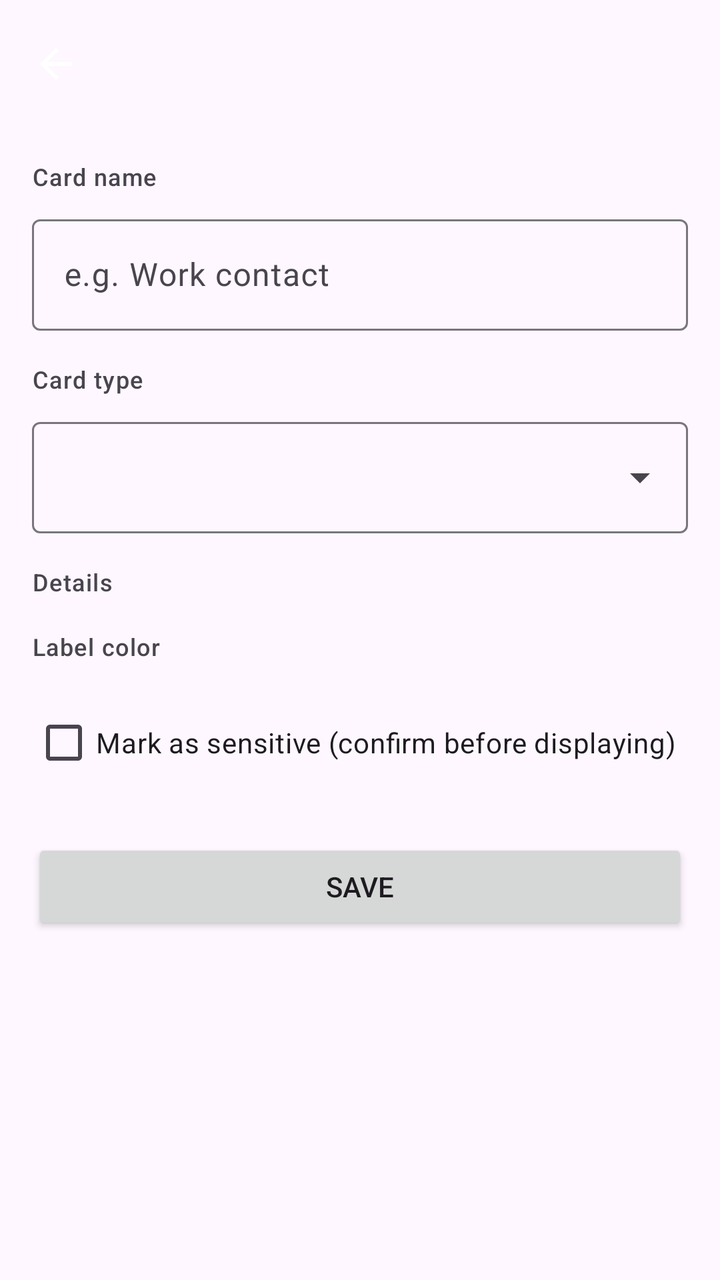
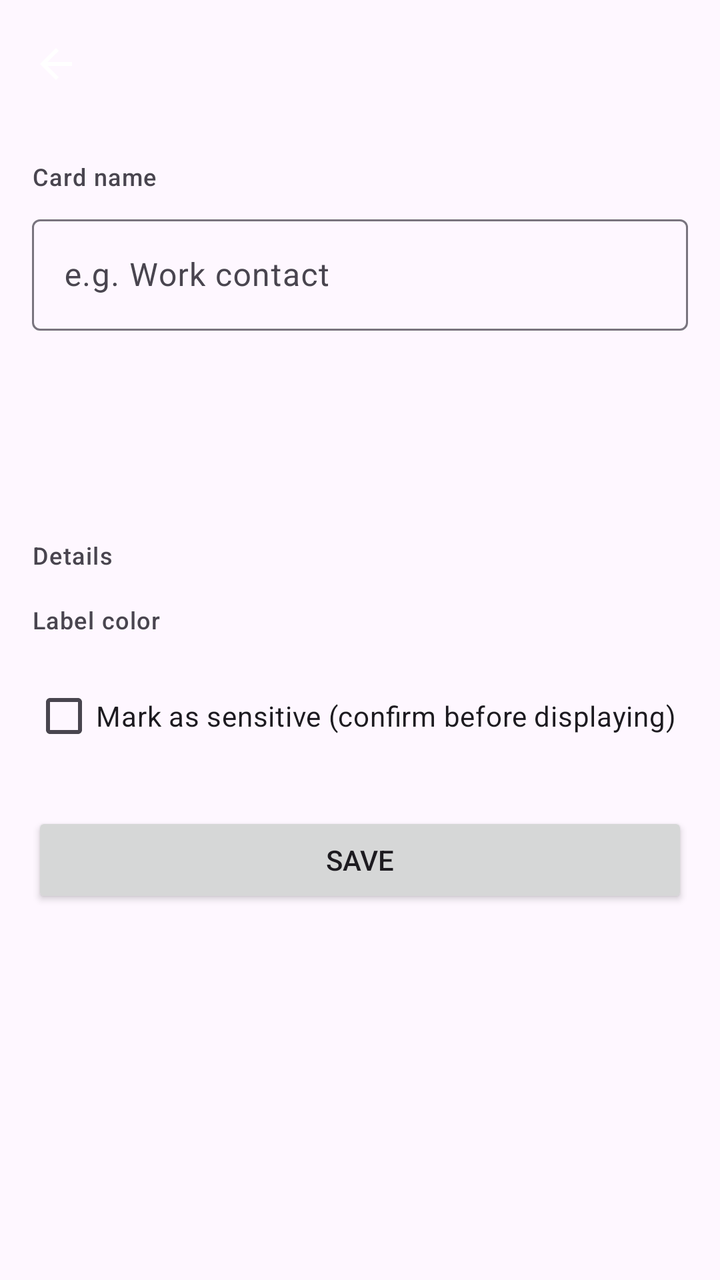

Compare the two renders of this Android layout. The source of the first and the diff that turns it into the second are given below.
<!-- AndroidManifest.xml: application theme Theme.QRCards -->
<!-- res/layout/activity_card_edit.xml -->
<?xml version="1.0" encoding="utf-8"?>
<LinearLayout xmlns:android="http://schemas.android.com/apk/res/android"
    xmlns:app="http://schemas.android.com/apk/res-auto"
    android:layout_width="match_parent"
    android:layout_height="match_parent"
    android:orientation="vertical">

    <com.google.android.material.appbar.MaterialToolbar
        android:id="@+id/toolbar"
        android:layout_width="match_parent"
        android:layout_height="?attr/actionBarSize"
        app:navigationIcon="@drawable/ic_arrow_back" />

    <ScrollView
        android:layout_width="match_parent"
        android:layout_height="0dp"
        android:layout_weight="1">

        <LinearLayout
            android:layout_width="match_parent"
            android:layout_height="wrap_content"
            android:orientation="vertical"
            android:padding="16dp">

            <TextView
                android:layout_width="wrap_content"
                android:layout_height="wrap_content"
                android:text="@string/card_name"
                android:textAppearance="?attr/textAppearanceLabelMedium" />

            <com.google.android.material.textfield.TextInputLayout
                android:id="@+id/cardNameLayout"
                android:layout_width="match_parent"
                android:layout_height="wrap_content"
                android:layout_marginTop="8dp"
                app:boxBackgroundMode="outline">

                <com.google.android.material.textfield.TextInputEditText
                    android:id="@+id/cardNameInput"
                    android:layout_width="match_parent"
                    android:layout_height="wrap_content"
                    android:hint="@string/card_name_hint"
                    android:inputType="textCapWords"
                    android:imeOptions="actionNext" />
            </com.google.android.material.textfield.TextInputLayout>

            <TextView
                android:layout_width="wrap_content"
                android:layout_height="wrap_content"
                android:layout_marginTop="16dp"
                android:text="@string/card_type"
                android:textAppearance="?attr/textAppearanceLabelMedium" />

            <com.google.android.material.textfield.TextInputLayout
                android:layout_width="match_parent"
                android:layout_height="wrap_content"
                android:layout_marginTop="8dp"
                app:boxBackgroundMode="outline"
                style="@style/Widget.Material3.TextInputLayout.OutlinedBox.ExposedDropdownMenu">

                <AutoCompleteTextView
                    android:id="@+id/typeInput"
                    android:layout_width="match_parent"
                    android:layout_height="wrap_content"
                    android:inputType="none" />
            </com.google.android.material.textfield.TextInputLayout>

            <TextView
                android:layout_width="wrap_content"
                android:layout_height="wrap_content"
                android:layout_marginTop="16dp"
                android:text="@string/details"
                android:textAppearance="?attr/textAppearanceLabelMedium" />

            <LinearLayout
                android:id="@+id/formContainer"
                android:layout_width="match_parent"
                android:layout_height="wrap_content"
                android:orientation="vertical" />

            <TextView
                android:id="@+id/wifiNote"
                android:layout_width="match_parent"
                android:layout_height="wrap_content"
                android:layout_marginTop="8dp"
                android:text="@string/wifi_plaintext_note"
                android:textAppearance="?attr/textAppearanceBodySmall"
                android:textColor="?attr/colorError"
                android:visibility="gone" />

            <TextView
                android:layout_width="wrap_content"
                android:layout_height="wrap_content"
                android:layout_marginTop="16dp"
                android:text="@string/label_color"
                android:textAppearance="?attr/textAppearanceLabelMedium" />

            <LinearLayout
                android:id="@+id/colorRow"
                android:layout_width="match_parent"
                android:layout_height="wrap_content"
                android:layout_marginTop="8dp"
                android:gravity="center_vertical"
                android:orientation="horizontal" />

            <com.google.android.material.checkbox.MaterialCheckBox
                android:id="@+id/sensitiveCheck"
                android:layout_width="wrap_content"
                android:layout_height="wrap_content"
                android:layout_marginTop="8dp"
                android:text="@string/sensitive_check" />

            <Button
                android:id="@+id/saveButton"
                android:layout_width="match_parent"
                android:layout_height="wrap_content"
                android:layout_marginTop="24dp"
                android:text="@string/save" />
        </LinearLayout>
    </ScrollView>
</LinearLayout>
<!-- resources referenced by this layout -->
<resources>
  <!-- drawable ic_arrow_back (drawable) -->
  <vector xmlns:android="http://schemas.android.com/apk/res/android"
      android:width="24dp" android:height="24dp"
      android:viewportWidth="24" android:viewportHeight="24">
      <path
          android:fillColor="@android:color/white"
          android:pathData="M20,11H7.83l5.59,-5.59L12,4l-8,8 8,8 1.41,-1.41L7.83,13H20v-2z" />
  </vector>
  <string name="card_name">Card name</string>
  <string name="card_name_hint">e.g. Work contact</string>
  <string name="card_type">Card type</string>
  <string name="details">Details</string>
  <string name="label_color">Label color</string>
  <string name="save">Save</string>
  <string name="sensitive_check">Mark as sensitive (confirm before displaying)</string>
  <string name="wifi_plaintext_note">The password is baked into the QR code as plain text — anyone who scans it can read it. Use a guest network, never your main LAN password.</string>
  <style name="Theme.QRCards" parent="Theme.Material3.DayNight.NoActionBar" />
</resources>

<!-- the commit's change to res/layout/activity_card_edit.xml (unified diff, before → after) -->
@@ -44,26 +44,43 @@
                     android:imeOptions="actionNext" />
             </com.google.android.material.textfield.TextInputLayout>
 
-            <TextView
-                android:layout_width="wrap_content"
+            
+            <LinearLayout
+                android:layout_width="match_parent"
                 android:layout_height="wrap_content"
                 android:layout_marginTop="16dp"
-                android:text="@string/card_type"
-                android:textAppearance="?attr/textAppearanceLabelMedium" />
+                android:minHeight="64dp"
+                android:orientation="vertical">
 
-            <com.google.android.material.textfield.TextInputLayout
+                <TextView
+                    android:id="@+id/typeTitle"
+                    android:layout_width="wrap_content"
+                    android:layout_height="wrap_content"
+                    android:singleLine="true"
+                    android:textAppearance="?attr/textAppearanceHeadlineSmall" />
+
+                <TextView
+                    android:id="@+id/typeDesc"
+                    android:layout_width="wrap_content"
+                    android:layout_height="wrap_content"
+                    android:lines="2"
+                    android:textAppearance="?attr/textAppearanceBodySmall" />
+            </LinearLayout>
+
+            <HorizontalScrollView
                 android:layout_width="match_parent"
                 android:layout_height="wrap_content"
                 android:layout_marginTop="8dp"
-                app:boxBackgroundMode="outline"
-                style="@style/Widget.Material3.TextInputLayout.OutlinedBox.ExposedDropdownMenu">
+                android:clipToPadding="false"
+                android:fillViewport="true"
+                android:scrollbars="none">
 
-                <AutoCompleteTextView
-                    android:id="@+id/typeInput"
+                <LinearLayout
+                    android:id="@+id/typeTabRow"
                     android:layout_width="match_parent"
                     android:layout_height="wrap_content"
-                    android:inputType="none" />
-            </com.google.android.material.textfield.TextInputLayout>
+                    android:orientation="horizontal" />
+            </HorizontalScrollView>
 
             <TextView
                 android:layout_width="wrap_content"
<!-- resource entries referenced after the edit -->
@@ -10,7 +10,6 @@
   </vector>
   <string name="card_name">Card name</string>
   <string name="card_name_hint">e.g. Work contact</string>
-  <string name="card_type">Card type</string>
   <string name="details">Details</string>
   <string name="label_color">Label color</string>
   <string name="save">Save</string>
